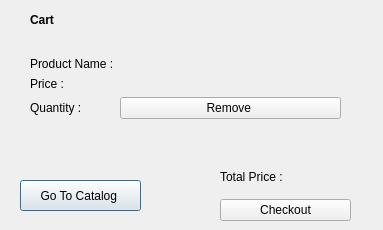
Above: cart.ui from aishakandeell/cs2labproject before the change. Below: the same form after it.
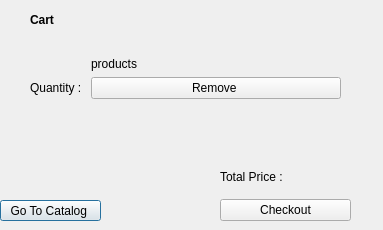
That is the form after the change.

What changed in the file:
```diff
--- a/cart.ui
+++ b/cart.ui
@@ -29,10 +29,10 @@
   <widget class="QPushButton" name="gotocatalog">
    <property name="geometry">
     <rect>
-     <x>20</x>
-     <y>180</y>
-     <width>121</width>
-     <height>31</height>
+     <x>0</x>
+     <y>200</y>
+     <width>101</width>
+     <height>21</height>
     </rect>
    </property>
    <property name="text">
@@ -45,41 +45,41 @@
      <x>30</x>
      <y>57</y>
      <width>311</width>
-     <height>81</height>
+     <height>85</height>
     </rect>
    </property>
    <layout class="QFormLayout" name="formLayout">
     <item row="0" column="0">
-     <widget class="QLabel" name="productname">
-      <property name="text">
-       <string>Product Name :</string>
-      </property>
-     </widget>
-    </item>
-    <item row="1" column="0">
      <widget class="QLabel" name="price">
       <property name="text">
-       <string>Price :</string>
+       <string/>
       </property>
      </widget>
     </item>
-    <item row="2" column="0">
+    <item row="1" column="0">
      <widget class="QLabel" name="quantity">
       <property name="text">
        <string>Quantity : </string>
       </property>
      </widget>
     </item>
-    <item row="2" column="1">
+    <item row="1" column="1">
      <widget class="QPushButton" name="remove">
       <property name="text">
        <string>Remove </string>
       </property>
      </widget>
     </item>
+    <item row="0" column="1">
+     <widget class="QLabel" name="cartlabel">
+      <property name="text">
+       <string>products</string>
+      </property>
+     </widget>
+    </item>
    </layout>
   </widget>
-  <widget class="QWidget" name="">
+  <widget class="QWidget" name="layoutWidget">
    <property name="geometry">
     <rect>
      <x>220</x>
```
